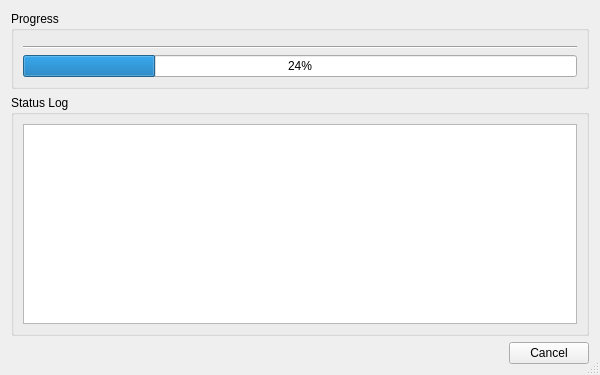
Old version of the form modpack_builder/gui/ui/multi_progress_dialog.ui in the repository spikespaz-archives/modpack-builder.
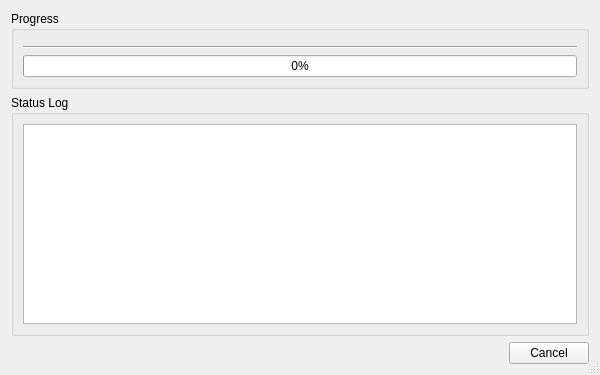
New version of the form.

Commit message: Set default value and maximum for multi_progress_dialog.ui

```diff
--- a/modpack_builder/gui/ui/multi_progress_dialog.ui
+++ b/modpack_builder/gui/ui/multi_progress_dialog.ui
@@ -53,8 +53,11 @@
       </item>
       <item>
        <widget class="QProgressBar" name="main_progress_bar">
+        <property name="maximum">
+         <number>1</number>
+        </property>
         <property name="value">
-         <number>24</number>
+         <number>0</number>
         </property>
         <property name="alignment">
          <set>Qt::AlignCenter</set>
```
Left out of the diff: 3 changed lines with no effect on the pictures.
